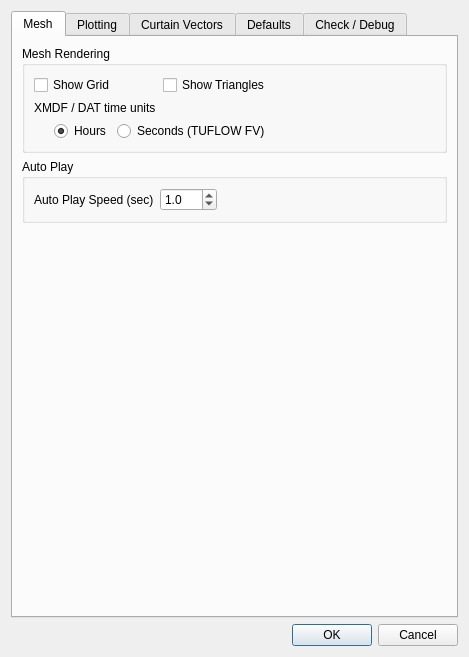
Qt form tuflow/forms/ui_tuflowqgis_TuOptionsDialog.ui (TUFLOW-Support/QGIS-TUFLOW-Plugin) before a commit.
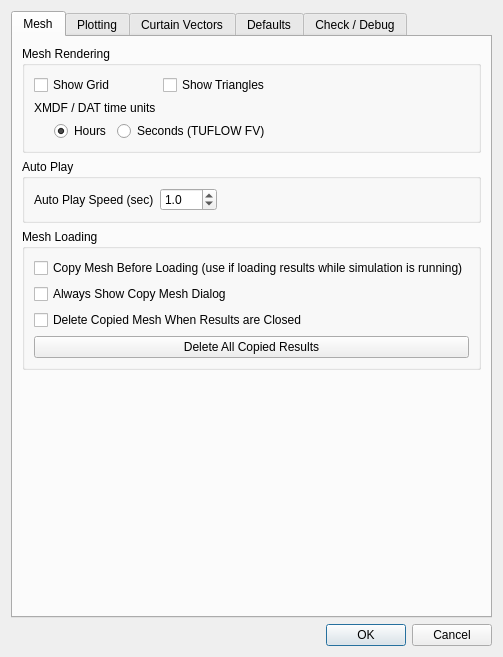
The same form after that commit. Custom widgets are drawn as their Qt base class.

Patch:
```diff
--- a/tuflow/forms/ui_tuflowqgis_TuOptionsDialog.ui
+++ b/tuflow/forms/ui_tuflowqgis_TuOptionsDialog.ui
@@ -152,6 +152,43 @@
          </layout>
         </widget>
        </item>
+       <item>
+        <widget class="QGroupBox" name="groupBox_12">
+         <property name="title">
+          <string>Mesh Loading</string>
+         </property>
+         <layout class="QVBoxLayout" name="verticalLayout_13">
+          <item>
+           <widget class="QCheckBox" name="cb_copy_mesh">
+            <property name="text">
+             <string>Copy Mesh Before Loading (use if loading results while simulation is running)</string>
+            </property>
+           </widget>
+          </item>
+          <item>
+           <widget class="QCheckBox" name="cb_show_mesh_copy_dlg">
+            <property name="text">
+             <string>Always Show Copy Mesh Dialog</string>
+            </property>
+           </widget>
+          </item>
+          <item>
+           <widget class="QCheckBox" name="cb_del_copied_mesh">
+            <property name="text">
+             <string>Delete Copied Mesh When Results are Closed</string>
+            </property>
+           </widget>
+          </item>
+          <item>
+           <widget class="QPushButton" name="btn_del_all_cache_res">
+            <property name="text">
+             <string>Delete All Copied Results</string>
+            </property>
+           </widget>
+          </item>
+         </layout>
+        </widget>
+       </item>
        <item>
         <spacer name="verticalSpacer_3">
          <property name="orientation">
```
Left out of the diff: 8 changed lines with no effect on the pictures.
